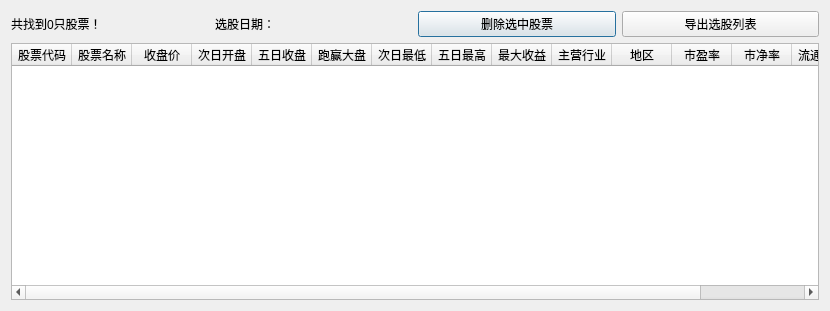
Old version of the form QtDesign/SearchResult.ui in the repository victor647/QuantumStockTrade.
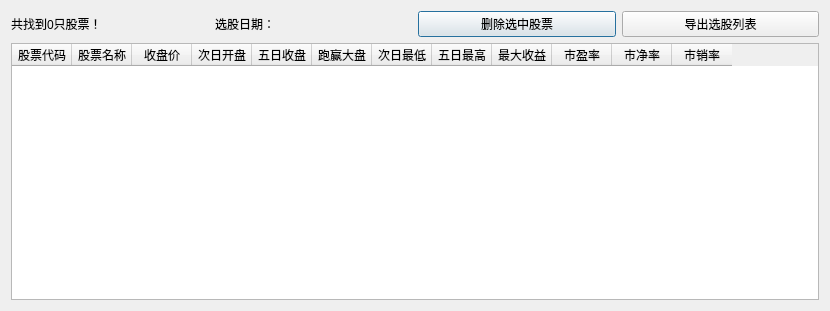
New version of the form.

```diff
--- a/QtDesign/SearchResult.ui
+++ b/QtDesign/SearchResult.ui
@@ -141,16 +141,6 @@
        <string>最大收益</string>
       </property>
      </column>
-     <column>
-      <property name="text">
-       <string>主营行业</string>
-      </property>
-     </column>
-     <column>
-      <property name="text">
-       <string>地区</string>
-      </property>
-     </column>
      <column>
       <property name="text">
        <string>市盈率</string>
@@ -163,12 +153,7 @@
      </column>
      <column>
       <property name="text">
-       <string>流通市值</string>
-      </property>
-     </column>
-     <column>
-      <property name="text">
-       <string>ROE</string>
+       <string>市销率</string>
       </property>
      </column>
     </widget>
```
